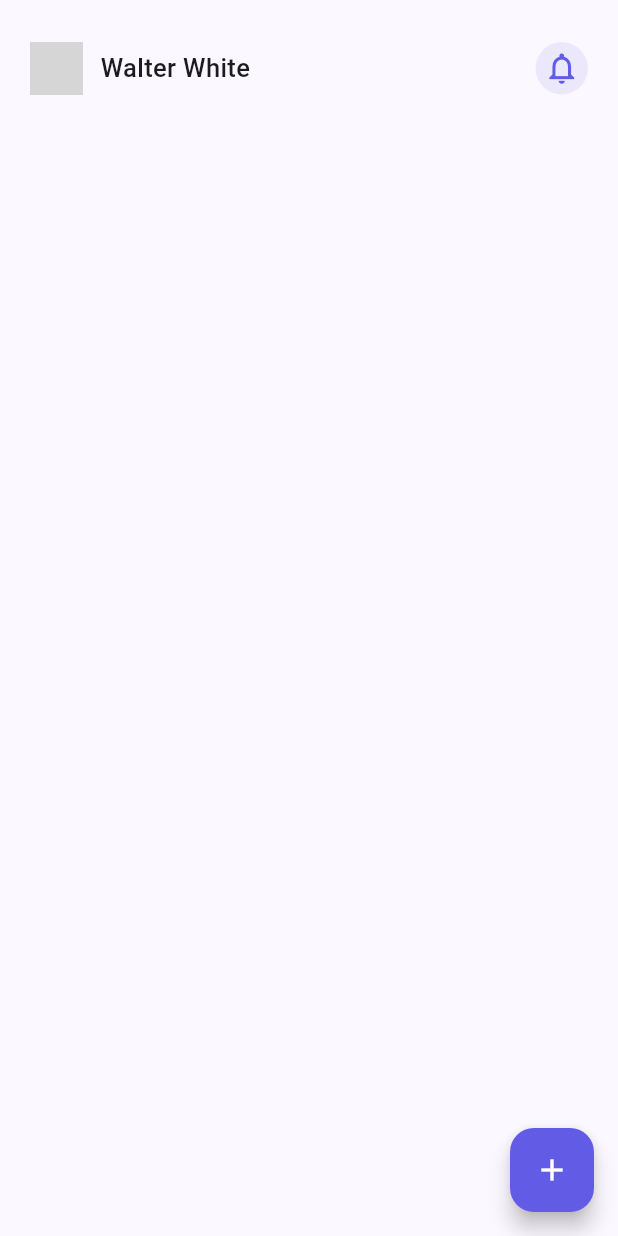
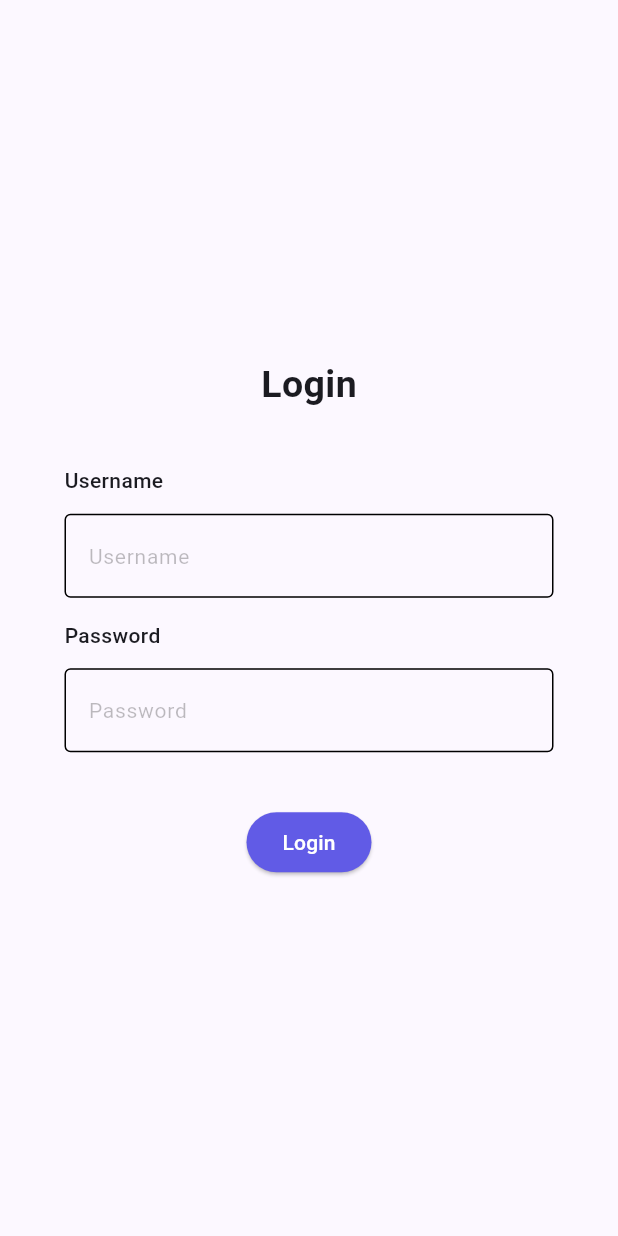
Before and after one commit to MouslyCode/TaskMania, a Flutter app: the screen it shows after launch, on a phone screen of 412 x 824 dp. Run offline on Flutter 3.47's test engine with Material 3 defaults, Android fonts, the phone set to English and light mode, and no system bars; our stand-ins replace get, shared_preferences, table_calendar; missing offline and left inert: dart:ffi; grey boxes are pictures that could not be loaded.

Commit message:
UI update(form) and Login

```diff
--- a/lib/main.dart
+++ b/lib/main.dart
@@ -1,5 +1,7 @@
 import 'package:flutter/material.dart';
+import 'package:todo_app/ui/pages/login_page.dart';
 import 'package:todo_app/ui/pages/pages.dart';
+import 'package:todo_app/ui/pages/splash_page.dart';
 
 void main() {
   runApp(const MyApp());
@@ -17,7 +19,7 @@ class MyApp extends StatelessWidget {
         useMaterial3: true,
       ),
       debugShowCheckedModeBanner: false,
-      home: MainPage(),
+      home: LoginPage(),
     );
   }
 }
--- /dev/null
+++ b/lib/ui/pages/login_page.dart
@@ -0,0 +1,132 @@
+import 'package:flutter/cupertino.dart';
+import 'package:flutter/material.dart';
+import 'package:shared_preferences/shared_preferences.dart';
+import 'package:todo_app/ui/pages/pages.dart';
+
+class LoginPage extends StatefulWidget {
+  const LoginPage({super.key});
+
+  @override
+  State<LoginPage> createState() => _LoginPageState();
+}
+
+class _LoginPageState extends State<LoginPage> {
+  final TextEditingController _usernameController = TextEditingController();
+  final TextEditingController _passwordController = TextEditingController();
+  List<String> _users = [];
+
+  Future<void> _login() async {
+    final String username = _usernameController.text;
+    final String password = _passwordController.text;
+
+    if (username.isNotEmpty && password.isNotEmpty) {
+      SharedPreferences prefs = await SharedPreferences.getInstance();
+      List<String> users = prefs.getStringList('user') ?? [];
+      users.add('$username|$password');
+      await prefs.setStringList('user', users);
+
+      _usernameController.clear();
+      _passwordController.clear();
+
+      ScaffoldMessenger.of(context)
+          .showSnackBar(SnackBar(content: Text('Login Succes')));
+
+      setState(() {
+        _users = users;
+      });
+      Navigator.pushAndRemoveUntil(
+          context,
+          CupertinoPageRoute(builder: (context) => MainPage()),
+          (Route<dynamic> route) => false);
+    } else {
+      ScaffoldMessenger.of(context).showSnackBar(
+          SnackBar(content: Text('Please Enter both Username and Password')));
+    }
+  }
+
+  @override
+  Widget build(BuildContext context) {
+    return Scaffold(
+        body: Padding(
+      padding: const EdgeInsets.symmetric(horizontal: 43),
+      child: Column(
+        mainAxisAlignment: MainAxisAlignment.center,
+        children: [
+          const Text(
+            'Login',
+            style: TextStyle(fontWeight: FontWeight.bold, fontSize: 25),
+          ),
+          const SizedBox(
+            height: 36,
+          ),
+          //Username TextForm
+          Column(
+            crossAxisAlignment: CrossAxisAlignment.start,
+            children: [
+              Text(
+                'Username',
+                style: TextStyle(fontSize: 14, fontWeight: FontWeight.w500),
+              ),
+              SizedBox(
+                height: 12,
+              ),
+              TextFormField(
+                controller: _usernameController,
+                decoration: const InputDecoration(
+                    hintText: 'Username',
+                    hintStyle: TextStyle(color: Colors.black26, fontSize: 14),
+                    focusedBorder: OutlineInputBorder(
+                        borderSide: BorderSide(
+                      color: Color(0xFF615BE6),
+                    )),
+                    enabledBorder:
+                        OutlineInputBorder(borderSide: BorderSide(width: 1.0))),
+              ),
+            ],
+          ),
+          const SizedBox(
+            height: 15,
+          ),
+          //Password TextForm
+          Column(
+            crossAxisAlignment: CrossAxisAlignment.start,
+            children: [
+              Text(
+                'Password',
+                style: TextStyle(fontSize: 14, fontWeight: FontWeight.w500),
+              ),
+              SizedBox(
+                height: 12,
+              ),
+              TextFormField(
+                controller: _passwordController,
+                obscureText: true,
+                decoration: const InputDecoration(
+                    hintText: 'Password',
+                    hintStyle: TextStyle(color: Colors.black26, fontSize: 14),
+                    focusedBorder: OutlineInputBorder(
+                        borderSide: BorderSide(
+                      color: Color(0xFF615BE6),
+                    )),
+                    enabledBorder:
+                        OutlineInputBorder(borderSide: BorderSide(width: 1.0))),
+              ),
+            ],
+          ),
+          const SizedBox(
+            height: 36,
+          ),
+          ElevatedButton(
+              onPressed: _login,
+              style: ElevatedButton.styleFrom(
+                backgroundColor: const Color(0xFF615BE6),
+              ),
+              child: const Text(
+                'Login',
+                style: TextStyle(color: Colors.white),
+              ))
+        ],
+      ),
+    ));
+  }
+}
--- a/lib/ui/pages/main_page.dart
+++ b/lib/ui/pages/main_page.dart
@@ -10,19 +10,35 @@ class MainPage extends StatefulWidget {
 class _MainPageState extends State<MainPage> {
   List<String> _tasks = [];
   List<bool> _checkedTask = [false];
+  List<String> _users = [];
+  String _username = '';
 
 // Load Task
   @override
   void initState() {
     super.initState();
     _loadTask();
+    _loadUser();
   }
-
   // void didChangeDependencies() {
   //   const CircularProgressIndicator();
   //   super.didChangeDependencies();
   //   _loadTask();
   // }
+
+  Future<void> _loadUser() async {
+    SharedPreferences prefs = await SharedPreferences.getInstance();
+    _users = prefs.getStringList('user') ?? [];
+    if (_users.isNotEmpty) {
+      setState(() {
+        _username = _users[0].split('|')[0];
+      });
+    } else {
+      setState(() {
+        _username = 'Name';
+      });
+    }
+  }
 
   // Loading Data
   Future<void> _loadTask() async {
@@ -55,8 +71,9 @@ class _MainPageState extends State<MainPage> {
   @override
   Widget build(BuildContext context) {
     return Scaffold(
+      backgroundColor: const Color.fromARGB(237, 255, 255, 255),
       body: Padding(
-        padding: const EdgeInsets.symmetric(horizontal: 8, vertical: 16),
+        padding: const EdgeInsets.symmetric(horizontal: 8, vertical: 12),
         child: CustomScrollView(
           slivers: [
             SliverToBoxAdapter(
@@ -64,16 +81,18 @@ class _MainPageState extends State<MainPage> {
                 children: [
                   Stack(
                     children: [
-                      SafeArea(
-                          child: Container(
-                        color: Colors.white,
-                      )),
+                      Container(
+                        child: SafeArea(
+                            child: Container(
+                          color: Colors.white,
+                        )),
+                      ),
                       SafeArea(
                           child: Column(
                         mainAxisAlignment: MainAxisAlignment.center,
                         children: [
                           Container(
-                            padding: EdgeInsets.all(12),
+                            padding: const EdgeInsets.all(12),
                             child: Row(
                               mainAxisAlignment: MainAxisAlignment.spaceBetween,
                               children: [
@@ -81,22 +100,15 @@ class _MainPageState extends State<MainPage> {
                                   mainAxisAlignment:
                                       MainAxisAlignment.spaceBetween,
                                   children: [
-                                    ClipRRect(
-                                        borderRadius: BorderRadius.circular(50),
-                                        child: Image.network(
-                                          'https://www.rollingstone.com/wp-content/uploads/2018/06/rs-17984-cranston-624-1379016978.jpg?w=624',
-                                          fit: BoxFit.cover,
-                                          width: 35,
-                                          height: 35,
-                                        )),
-                                    SizedBox(
-                                      width: 12,
+                                    Text(
+                                      'Hi,',
+                                      style: TextStyle(fontSize: 18),
                                     ),
                                     Text(
-                                      'Walter White',
-                                      style: TextStyle(
-                                          fontSize: 17,
-                                          fontWeight: FontWeight.w500),
+                                      _username,
+                                      style: const TextStyle(
+                                          fontSize: 18,
+                                          fontWeight: FontWeight.w600),
                                     )
                                   ],
                                 ),
@@ -108,11 +120,11 @@ class _MainPageState extends State<MainPage> {
                                       height: 35,
                                       width: 35,
                                       decoration: BoxDecoration(
-                                          color: Color(0xFF615BE6)
+                                          color: const Color(0xFF615BE6)
                                               .withOpacity(0.1),
                                           shape: BoxShape.circle),
                                     ),
-                                    Icon(
+                                    const Icon(
                                       Icons.notifications_outlined,
                                       size: 25,
                                       color: Color(0xFF615BE6),
@@ -223,6 +235,7 @@ class _MainPageState extends State<MainPage> {
                                 )
                               ],
                             ),
+                            // Checklist Widget
                             GestureDetector(
                               onTap: () => toggleChecked(index),
                               child:
@@ -247,7 +260,7 @@ class _MainPageState extends State<MainPage> {
                                   size: 14,
                                   Icons.check,
                                   color: _checkedTask[index]
-                                      ? Colors.grey
+                                      ? Colors.grey.withOpacity(0.0)
                                       : Colors.white,
                                 )
                               ]),
```
Also changed, not shown: lib/ui/pages/edit_todo_page.dart (+42 -4 lines), lib/ui/pages/splash_page.dart (added, +47 -0 lines), lib/ui/pages/tambah_todo_page.dart (+47 -4 lines).
